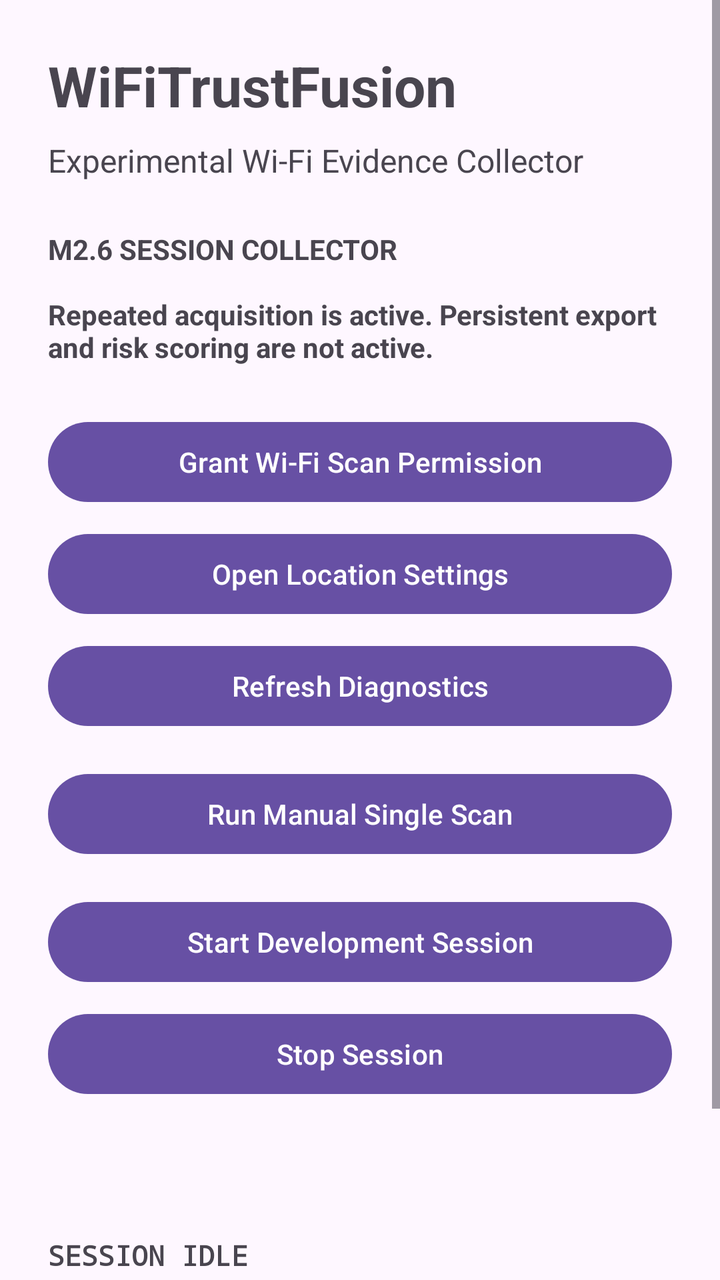
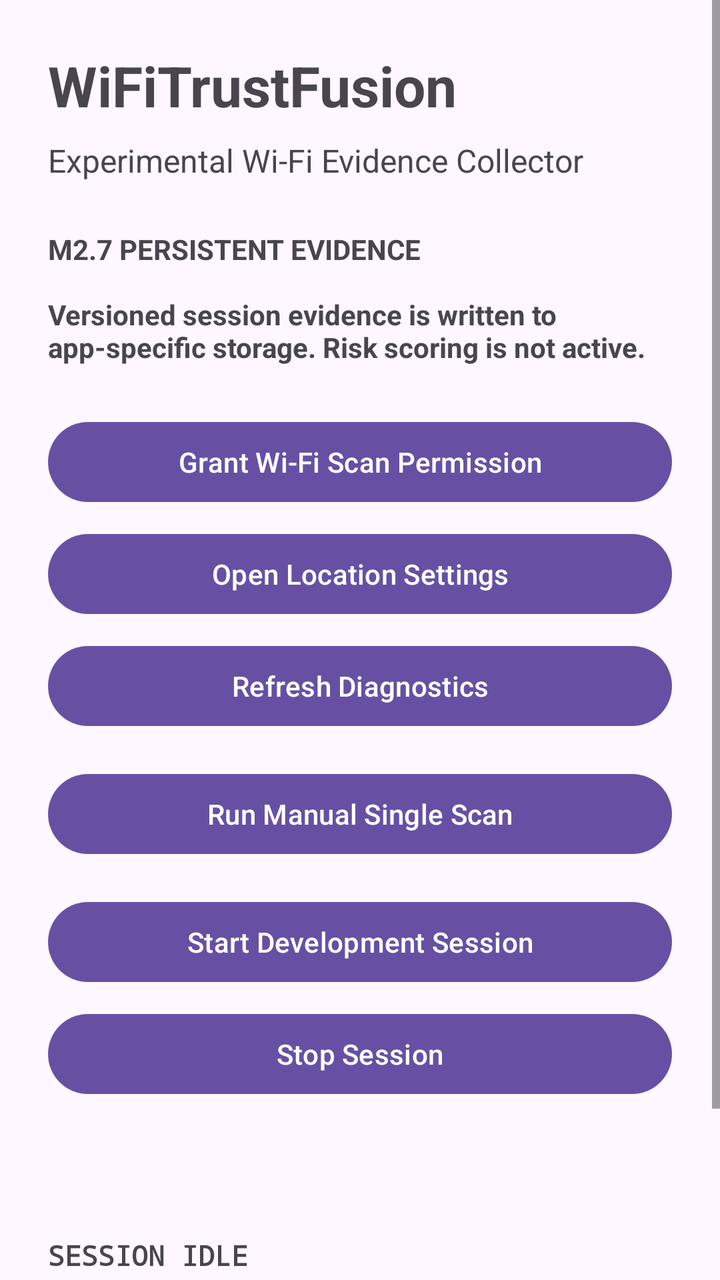

Before-and-after screenshots of an Android layout around one commit, followed by the original layout XML and the change that was made.
<!-- AndroidManifest.xml: application theme Theme.WiFiTrustFusion -->
<!-- res/layout/activity_main.xml -->
﻿<?xml version="1.0" encoding="utf-8"?>

<ScrollView
    xmlns:android="http://schemas.android.com/apk/res/android"
    android:layout_width="match_parent"
    android:layout_height="match_parent"
    android:fillViewport="true">

    <LinearLayout
        android:layout_width="match_parent"
        android:layout_height="wrap_content"
        android:orientation="vertical"
        android:padding="24dp">

        <TextView
            android:id="@+id/textTitle"
            android:layout_width="match_parent"
            android:layout_height="wrap_content"
            android:text="WiFiTrustFusion"
            android:textSize="28sp"
            android:textStyle="bold" />

        <TextView
            android:id="@+id/textSubtitle"
            android:layout_width="match_parent"
            android:layout_height="wrap_content"
            android:layout_marginTop="8dp"
            android:text="Experimental Wi-Fi Evidence Collector"
            android:textSize="16sp" />

        <TextView
            android:id="@+id/textStage"
            android:layout_width="match_parent"
            android:layout_height="wrap_content"
            android:layout_marginTop="24dp"
            android:text="M2.6 SESSION COLLECTOR&#10;&#10;Repeated acquisition is active. Persistent export and risk scoring are not active."
            android:textStyle="bold" />

        <Button
            android:id="@+id/buttonRequestPermission"
            android:layout_width="match_parent"
            android:layout_height="wrap_content"
            android:layout_marginTop="24dp"
            android:text="Grant Wi-Fi Scan Permission" />

        <Button
            android:id="@+id/buttonLocationSettings"
            android:layout_width="match_parent"
            android:layout_height="wrap_content"
            android:layout_marginTop="8dp"
            android:text="Open Location Settings" />

        <Button
            android:id="@+id/buttonRefresh"
            android:layout_width="match_parent"
            android:layout_height="wrap_content"
            android:layout_marginTop="8dp"
            android:text="Refresh Diagnostics" />

        <Button
            android:id="@+id/buttonRunSingleScan"
            android:layout_width="match_parent"
            android:layout_height="wrap_content"
            android:layout_marginTop="16dp"
            android:text="Run Manual Single Scan" />

        <Button
            android:id="@+id/buttonStartSession"
            android:layout_width="match_parent"
            android:layout_height="wrap_content"
            android:layout_marginTop="16dp"
            android:text="Start Development Session" />

        <Button
            android:id="@+id/buttonStopSession"
            android:layout_width="match_parent"
            android:layout_height="wrap_content"
            android:layout_marginTop="8dp"
            android:text="Stop Session" />

        <TextView
            android:id="@+id/textDiagnostics"
            android:layout_width="match_parent"
            android:layout_height="wrap_content"
            android:layout_marginTop="24dp"
            android:fontFamily="monospace"
            android:textIsSelectable="true"
            android:textSize="14sp" />

        <TextView
            android:id="@+id/textSession"
            android:layout_width="match_parent"
            android:layout_height="wrap_content"
            android:layout_marginTop="24dp"
            android:fontFamily="monospace"
            android:text="SESSION IDLE"
            android:textIsSelectable="true"
            android:textSize="14sp"
            android:textStyle="bold" />

        <TextView
            android:id="@+id/textScanStatus"
            android:layout_width="match_parent"
            android:layout_height="wrap_content"
            android:layout_marginTop="24dp"
            android:text="Collector status: idle"
            android:textStyle="bold" />

        <TextView
            android:id="@+id/textScanResults"
            android:layout_width="match_parent"
            android:layout_height="wrap_content"
            android:layout_marginTop="16dp"
            android:fontFamily="monospace"
            android:text="No scan has been requested."
            android:textIsSelectable="true"
            android:textSize="14sp" />

    </LinearLayout>

</ScrollView>
<!-- resources referenced by this layout -->
<resources>
  <style name="Theme.WiFiTrustFusion" parent="Base.Theme.WiFiTrustFusion" />
  <style name="Base.Theme.WiFiTrustFusion" parent="Theme.Material3.DayNight.NoActionBar">
          
          
      </style>
</resources>

<!-- the commit's change to res/layout/activity_main.xml (unified diff, before → after) -->
@@ -33,7 +33,7 @@
             android:layout_width="match_parent"
             android:layout_height="wrap_content"
             android:layout_marginTop="24dp"
-            android:text="M2.6 SESSION COLLECTOR&#10;&#10;Repeated acquisition is active. Persistent export and risk scoring are not active."
+            android:text="M2.7 PERSISTENT EVIDENCE&#10;&#10;Versioned session evidence is written to app-specific storage. Risk scoring is not active."
             android:textStyle="bold" />
 
         <Button
